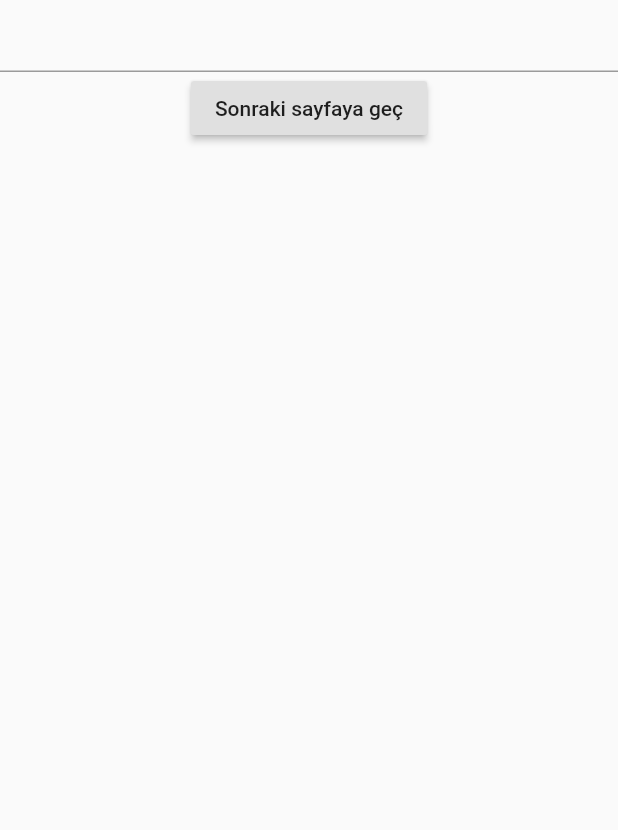
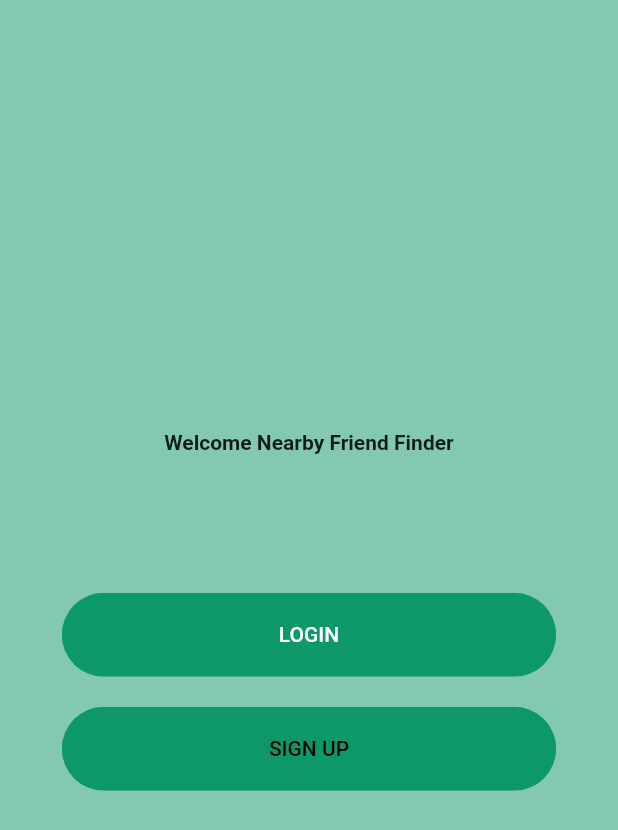
Before and after one commit to aaersoy/friend-finder, a Flutter app: the screen it shows after launch, on a phone screen of 412 x 824 dp. Shown: the top 830 px of the screen. Run offline on Flutter 3.47's test engine with Material 2 defaults, Android fonts, the light colour scheme and no system bars; our stand-ins replace flutter_spinkit, flutter_svg, google_maps_flutter, location.

Commit message:
Welcome Screen eklendi.

```diff
--- a/lib/apis/users_api.dart
+++ b/lib/apis/users_api.dart
@@ -1,8 +1,8 @@
 import 'dart:convert';
 import 'package:flutter/material.dart';
 import 'package:flutter/services.dart';
-import '../model/user.dart';
-import '../model/user_profile.dart';
+import '../components//user.dart';
+import '../components//user_profile.dart';
 
 class UserAPI{
 
--- a/lib/loading_get_users.dart
+++ b/lib/components/loading_get_users.dart
@@ -5,7 +5,7 @@ import 'package:flutter_spinkit/flutter_spinkit.dart';
 import 'package:friend_finder/apis/users_api.dart';
 
 
-import 'model/user.dart';
+import 'user.dart';
 
 class LoadingGetUser extends StatefulWidget {
 
@@ -18,7 +18,7 @@ class _LoadingGetUserState extends State<LoadingGetUser>{
   void getData() async{
     List<User> users=List<User>();
     UserAPI instance = UserAPI(localJsonPath:"datas/users.json");
-    users=await instance.getNearbyUser(1); //şimdlik statik ama daha sonradan kullanıcıya özel olarak specify edilmeli.
+    users=(await instance.getNearbyUser(1)).cast<User>(); //şimdlik statik ama daha sonradan kullanıcıya özel olarak specify edilmeli.
     Navigator.pushReplacementNamed(context, '/home', arguments: {'users' : users});
     print("ayberk3");
   }
--- /dev/null
+++ b/lib/components/rounded_button.dart
@@ -0,0 +1,38 @@
+import 'package:flutter/material.dart';
+
+
+import '../constant.dart';
+
+class RoundedButton extends StatelessWidget {
+  final String text;
+  final Function press;
+  final Color color, textColor;
+  const RoundedButton({
+    Key key,
+    this.text,
+    this.press,
+    this.color = kPrimaryColor,
+    this.textColor = Colors.white,
+  }) : super(key: key);
+
+  @override
+  Widget build(BuildContext context) {
+    Size size = MediaQuery.of(context).size;
+    return Container(
+      margin: EdgeInsets.symmetric(vertical: 10),
+      width: size.width * 0.8,
+      child: ClipRRect(
+        borderRadius: BorderRadius.circular(29),
+        child: FlatButton(
+          padding: EdgeInsets.symmetric(vertical: 20, horizontal: 40),
+          color: color,
+          onPressed: press,
+          child: Text(
+            text,
+            style: TextStyle(color: textColor),
+          ),
+        ),
+      ),
+    );
+  }
+}
--- a/lib/constant.dart
+++ b/lib/constant.dart
@@ -5,3 +5,4 @@ const Color kBackGroundColor= Color(0xFFFFFFFF);
 const Color kPrimaryColor= Color(0xFF0C9869);
 const Color kTextColor= Color(0xFF3C4046);
 const double kDefaultPadding= 20.0;
+const String welcomeUserString="Welcome Nearby Friend Finder";
--- a/lib/main.dart
+++ b/lib/main.dart
@@ -2,9 +2,10 @@ import 'dart:async';
 import 'dart:typed_data';
 import 'package:flutter/material.dart';
 import 'package:flutter/services.dart';
-import 'package:friend_finder/loading_get_users.dart';
+import 'file:///C:/src/flutter_project/friend_finder/lib/components/loading_get_users.dart';
 import 'package:friend_finder/screen/home/components/home_body.dart';
 import 'package:friend_finder/screen/nearbyfriend/components/body.dart';
+import 'package:friend_finder/screen/welcome/components/welcome_screen.dart';
 import 'package:google_maps_flutter/google_maps_flutter.dart';
 import 'package:location/location.dart';
 
@@ -15,7 +16,7 @@ class MyApp extends StatelessWidget {
   Widget build(BuildContext context) {
     return MaterialApp(
       routes: {
-        '/':(context) =>HomeBody(),
+        '/':(context) =>WelcomeScreen(),
         '/home':(context) => Body(),
         '/getuser': (context) => LoadingGetUser(),
       },
--- a/lib/screen/home/components/home_body.dart
+++ b/lib/screen/home/components/home_body.dart
@@ -1,6 +1,6 @@
 
 import 'package:flutter/material.dart';
-import 'package:friend_finder/loading_get_users.dart';
+import 'file:///C:/src/flutter_project/friend_finder/lib/components/loading_get_users.dart';
 
 class HomeBody extends StatefulWidget {
   @override
--- a/lib/screen/nearbyfriend/components/body.dart
+++ b/lib/screen/nearbyfriend/components/body.dart
@@ -10,7 +10,7 @@ import 'package:location/location.dart';
 import '../../../constant.dart';
 import 'dart:ui' as ui;
 
-import '../../../model/user.dart';
+import '../../../components/user.dart';
 import 'package:http/http.dart';
 
 
@@ -114,8 +114,7 @@ class _BodyState extends State<Body> {
 
   Future<void> getUsers() async{
     UserAPI userApi=new UserAPI(localJsonPath: "datas/users.json");
-    var users_temp=await userApi.getNearbyUser(1);
-    users=users_temp;
+    users=(await userApi.getNearbyUser(1)).cast<User>();
   }
 
   Future<List>
--- /dev/null
+++ b/lib/screen/welcome/components/background.dart
@@ -0,0 +1,47 @@
+import 'package:flutter/material.dart';
+import 'package:flutter_spinkit/flutter_spinkit.dart';
+import 'package:friend_finder/constant.dart';
+
+class Background extends StatelessWidget {
+  final Widget child;
+
+  const Background({
+
+    Key key,
+    @required this.child,
+
+  }) : super(key: key);
+
+  @override
+  Widget build(BuildContext context) {
+
+    Size size = MediaQuery.of(context).size;
+    return Container(
+      color:kPrimaryColor.withOpacity(0.5),
+      height: size.height,
+      width: double.infinity,
+      child: Stack(
+        alignment: Alignment.center,
+        children: <Widget>[
+//          Positioned(
+//            top: 0,
+//            left: 0,
+//            child: Image.asset(
+//              "assets/car_icon.png",
+//              width: size.width * 0.3,
+//            ),
+//          ),
+//          Positioned(
+//            bottom: 0,
+//            left: 0,
+//            child: Image.asset(
+//              "assets/car_icon.png",
+//              width: size.width * 0.2,
+//            ),
+//          ),
+          child,
+        ],
+      ),
+    );
+  }
+}
--- /dev/null
+++ b/lib/screen/welcome/components/body.dart
@@ -0,0 +1,61 @@
+import 'package:flutter/material.dart';
+import 'package:flutter_svg/flutter_svg.dart';
+import 'package:friend_finder/components/rounded_button.dart';
+
+import '../../../constant.dart';
+import 'background.dart';
+
+class Body extends StatelessWidget {
+  @override
+  Widget build(BuildContext context) {
+    Size size = MediaQuery.of(context).size;
+    // This size provide us total height and width of our screen
+    return Background(
+      child: SingleChildScrollView(
+        child: Column(
+          mainAxisAlignment: MainAxisAlignment.center,
+          children: <Widget>[
+            Text(
+              welcomeUserString,
+              style: TextStyle(fontWeight: FontWeight.bold),
+            ),
+            SizedBox(height: size.height * 0.05),
+//            SvgPicture.asset(
+//              "assets/icons/chat.svg",
+//              height: size.height * 0.45,
+//            ),
+            SizedBox(height: size.height * 0.05),
+            RoundedButton(
+              text: "LOGIN",
+              press: () {
+//                Navigator.push(
+//                  context,
+//                  MaterialPageRoute(
+//                    builder: (context) {
+//                      return LoginScreen();
+//                    },
+//                  ),
+//                );
+              },
+            ),
+            RoundedButton(
+              text: "SIGN UP",
+              color: kPrimaryColor,
+              textColor: Colors.black,
+              press: () {
+//                Navigator.push(
+//                  context,
+//                  MaterialPageRoute(
+//                    builder: (context) {
+//                      return SignUpScreen();
+//                    },
+//                  ),
+//                );
+              },
+            ),
+          ],
+        ),
+      ),
+    );
+  }
+}
--- /dev/null
+++ b/lib/screen/welcome/components/welcome_screen.dart
@@ -0,0 +1,13 @@
+
+import 'package:flutter/material.dart';
+
+import 'body.dart';
+
+class WelcomeScreen extends StatelessWidget {
+  @override
+  Widget build(BuildContext context) {
+    return Scaffold(
+      body: Body(),
+    );
+  }
+}
--- a/pubspec.yaml
+++ b/pubspec.yaml
@@ -24,6 +24,7 @@ dependencies:
 
   flutter_spinkit: "^4.1.2"
   http: ^0.12.0+4
+  flutter_svg: ^0.19.0
 
   # The following adds the Cupertino Icons font to your application.
   # Use with the CupertinoIcons class for iOS style icons.
```
Also changed, not shown: lib/components/user.dart (renamed from lib/model/user.dart), lib/components/user_profile.dart (renamed from lib/model/user_profile.dart), pubspec.lock.
